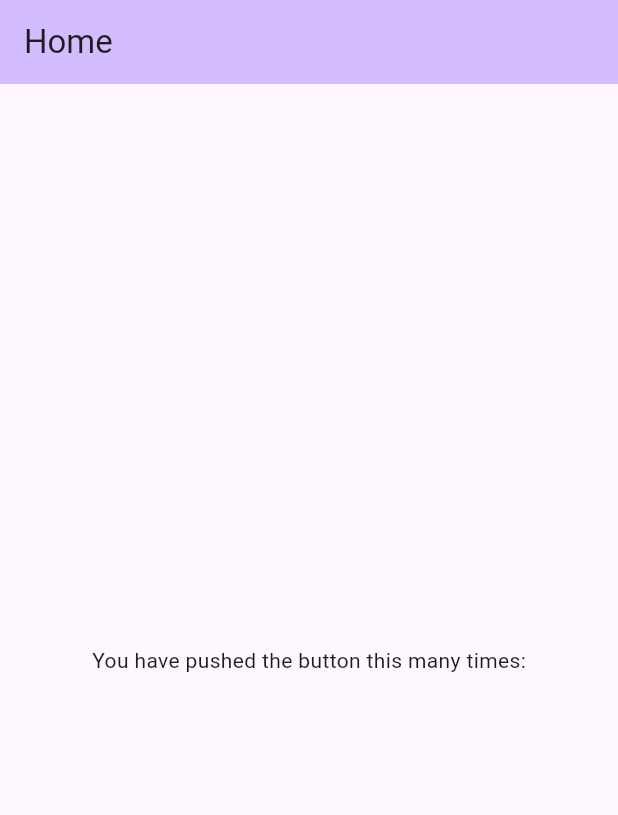
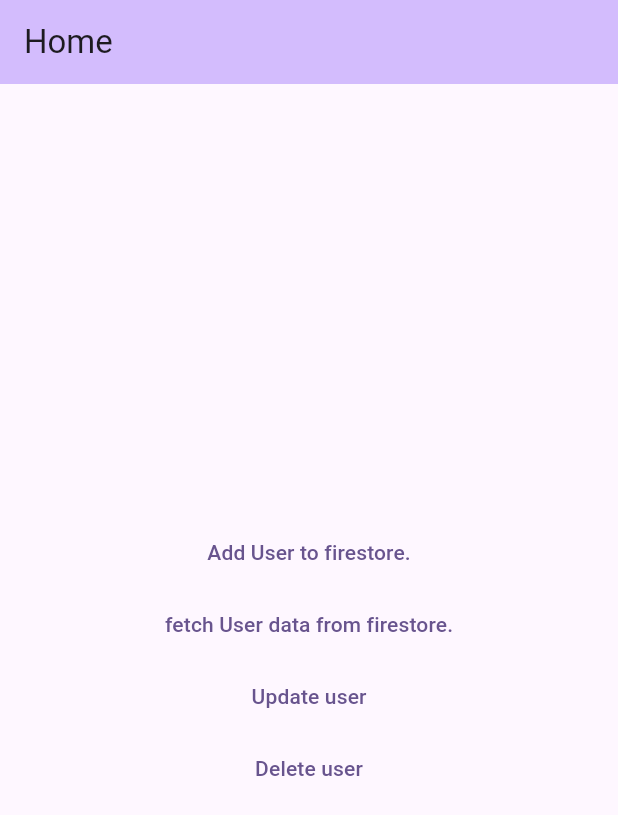
Before and after one commit to KayesAshfaQ/score_app, a Flutter app: the screen it shows after launch, on a phone screen of 412 x 824 dp. Shown: the top 815 px of the screen. Run offline on Flutter 3.47's test engine with Material 3 defaults, Android fonts, the phone set to English and light mode, and no system bars; our stand-ins replace cloud_firestore, firebase_core; accounts and stored records are empty.

Commit message:
feat: integrate Cloud Firestore to support basic CRUD operations on home page

```diff
--- a/lib/app/home_page.dart
+++ b/lib/app/home_page.dart
@@ -1,3 +1,5 @@
+import 'package:cloud_firestore/cloud_firestore.dart';
+import 'package:flutter/foundation.dart';
 import 'package:flutter/material.dart';
 
 class HomePage extends StatefulWidget {
@@ -8,18 +10,77 @@ class HomePage extends StatefulWidget {
 }
 
 class _HomePageState extends State<HomePage> {
+  Future<void> addUser() async {
+    final fireStore = FirebaseFirestore.instance;
+
+    CollectionReference users = fireStore.collection('users');
+
+    await users.add({'name': 'Jhon', 'age': 35, 'isStudent': false});
+
+    if (!mounted) return;
+    ScaffoldMessenger.of(context)
+        .showSnackBar(SnackBar(content: Text('User added successfully')));
+  }
+
+  Future<void> getUsers() async {
+    final fireStore = FirebaseFirestore.instance;
+
+    QuerySnapshot querySnapshot = await fireStore.collection('users').get();
+    List<QueryDocumentSnapshot> documents = querySnapshot.docs;
+
+    for (var document in documents) {
+      if (kDebugMode) {
+        print(document.data());
+      }
+    }
+  }
+
+  Future<void> updateUser() async {
+    final fireStore = FirebaseFirestore.instance;
+    CollectionReference users = fireStore.collection('users');
+
+    await users.doc('sZMf9LwZ0NmOtm7F4yZS').update({
+      'name': 'Kayes',
+      'age': 25,
+      'isStudent': false,
+    });
+
+    if (!mounted) return;
+    ScaffoldMessenger.of(context)
+        .showSnackBar(SnackBar(content: Text('User updated successfully')));
+  }
+
+  Future<void> deleteUser() async {
+    final fireStore = FirebaseFirestore.instance;
+    CollectionReference users = fireStore.collection('users');
+    await users.doc('CajHN9NAwotg0dAnHO04').delete();
+    if (!mounted) return;
+    ScaffoldMessenger.of(context)
+        .showSnackBar(SnackBar(content: Text('User deleted successfully')));
+  }
+
   @override
   Widget build(BuildContext context) {
     return Scaffold(
       appBar: AppBar(
         backgroundColor: Theme.of(context).colorScheme.inversePrimary,
-
         title: Text('Home'),
       ),
       body: Center(
         child: Column(
           mainAxisAlignment: .center,
-          children: [const Text('You have pushed the button this many times:')],
+          children: [
+            TextButton(
+              onPressed: addUser,
+              child: Text('Add User to firestore.'),
+            ),
+            TextButton(
+              onPressed: getUsers,
+              child: Text('fetch User data from firestore.'),
+            ),
+            TextButton(onPressed: updateUser, child: Text('Update user')),
+            TextButton(onPressed: deleteUser, child: Text('Delete user')),
+          ],
         ),
       ),
     );
--- a/pubspec.yaml
+++ b/pubspec.yaml
@@ -35,6 +35,7 @@ dependencies:
   # Use with the CupertinoIcons class for iOS style icons.
   cupertino_icons: ^1.0.8
   firebase_core: ^4.14.0
+  cloud_firestore: ^6.9.0
 
 dev_dependencies:
   flutter_test:
```
Also changed, not shown: pubspec.lock, 3 other files.
